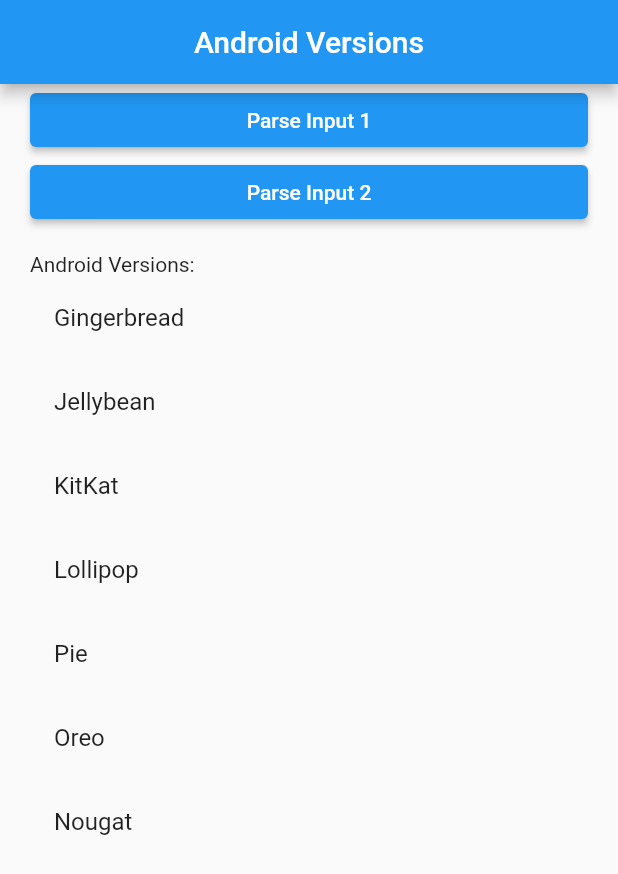
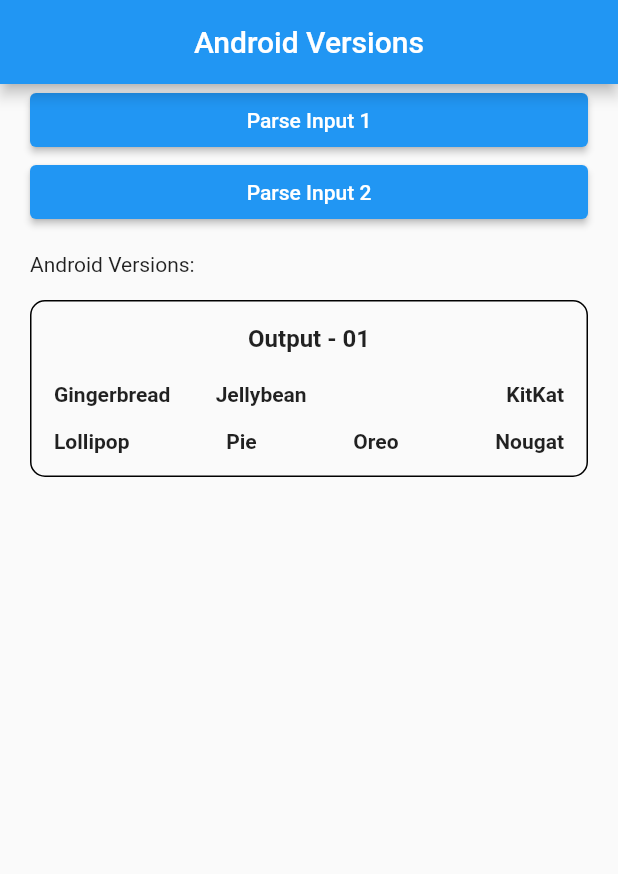
Before and after one commit to omitkumar86/json_task, a Flutter app: the screen it shows after launch, on a phone screen of 412 x 824 dp. Shown: the top 874 px of the screen. Run offline on Flutter 3.47's test engine with Material 2 defaults, Android fonts, the phone set to English and light mode, and no system bars.

Commit message:
Initial commit

```diff
--- a/lib/home_page.dart
+++ b/lib/home_page.dart
@@ -93,16 +93,82 @@ class _HomePageState extends State<HomePage> {
           ),
           const SizedBox(height: 16),
           const Text('Android Versions:'),
-          Expanded(
-            child: ListView.builder(
-              itemCount: androidVersions.length,
-              itemBuilder: (context, index) {
-                final version = androidVersions[index];
-                return ListTile(
-                  title: Text(version.title ?? ''),
-                );
-              },
+          const SizedBox(height: 16),
+          Container(
+            child:Column(
+              children: [
+                Container(
+                  padding: EdgeInsets.all(15),
+                  decoration: BoxDecoration(borderRadius: BorderRadius.circular(10),
+                  border: Border.all(color: Colors.black)),
+                  child: Column(
+                    children: [
+                      Text("Output - 01", style: TextStyle(fontSize: 16,fontWeight: FontWeight.w600),),
+                      SizedBox(height: 20),
+                      Row(
+                        mainAxisAlignment: MainAxisAlignment.spaceBetween,
+                        children: [
+                          Text("${androidVersions[0].title}", style: TextStyle(fontSize: 14,fontWeight: FontWeight.w600),),
+                          Text("${androidVersions[1].title}", style: TextStyle(fontSize: 14,fontWeight: FontWeight.w600),),
+                          Text("                     "),
+                          Text("${androidVersions[2].title}", style: TextStyle(fontSize: 14,fontWeight: FontWeight.w600),),
+                        ],
+                      ),
+                      SizedBox(height: 15),
+                      Row(
+                        mainAxisAlignment: MainAxisAlignment.spaceBetween,
+                        children: [
+                          Text("${androidVersions[3].title}", style: TextStyle(fontSize: 14,fontWeight: FontWeight.w600),),
+                          Text("${androidVersions[4].title}", style: TextStyle(fontSize: 14,fontWeight: FontWeight.w600),),
+                          Text("${androidVersions[5].title}", style: TextStyle(fontSize: 14,fontWeight: FontWeight.w600),),
+                          Text("${androidVersions[6].title}", style: TextStyle(fontSize: 14,fontWeight: FontWeight.w600),),
+                        ],
+                      ),
+                    ],
+                  ),),
+                // Container(
+                //   padding: EdgeInsets.all(15),
+                //   decoration: BoxDecoration(borderRadius: BorderRadius.circular(10),
+                //       border: Border.all(color: Colors.black)),
+                //   child: Column(
+                //     children: [
+                //       Text("Output - 02", style: TextStyle(fontSize: 16,fontWeight: FontWeight.w600),),
+                //       SizedBox(height: 20),
+                //       Row(
+                //         mainAxisAlignment: MainAxisAlignment.spaceBetween,
+                //         children: [
+                //           Text("${androidVersions[0].title}", style: TextStyle(fontSize: 14,fontWeight: FontWeight.w600),),
+                //           Text("${androidVersions[1].title}", style: TextStyle(fontSize: 14,fontWeight: FontWeight.w600),),
+                //           Text("                     "),
+                //           Text("${androidVersions[2].title}", style: TextStyle(fontSize: 14,fontWeight: FontWeight.w600),),
+                //         ],
+                //       ),
+                //       SizedBox(height: 15),
+                //       Row(
+                //         mainAxisAlignment: MainAxisAlignment.spaceBetween,
+                //         children: [
+                //           Text("${androidVersions[3].title}", style: TextStyle(fontSize: 14,fontWeight: FontWeight.w600),),
+                //           Text("          "),
+                //           Text("${androidVersions[4].title}", style: TextStyle(fontSize: 14,fontWeight: FontWeight.w600),),
+                //           Text("${androidVersions[5].title}", style: TextStyle(fontSize: 14,fontWeight: FontWeight.w600),),
+                //         ],
+                //       ),
+                //       SizedBox(height: 15),
+                //       Row(
+                //         mainAxisAlignment: MainAxisAlignment.spaceBetween,
+                //         children: [
+                //           Text("${androidVersions[6].title}", style: TextStyle(fontSize: 14,fontWeight: FontWeight.w600),),
+                //           Text("${androidVersions[7].title}", style: TextStyle(fontSize: 14,fontWeight: FontWeight.w600),),
+                //           Text("${androidVersions[8].title}", style: TextStyle(fontSize: 14,fontWeight: FontWeight.w600),),
+                //           Text("${androidVersions[9].title}", style: TextStyle(fontSize: 14,fontWeight: FontWeight.w600),),
+                //         ],
+                //       ),
+                //     ],
+                //   ),
+                // ),
+              ],
             ),
+
           ),
         ]),
       ),
```
